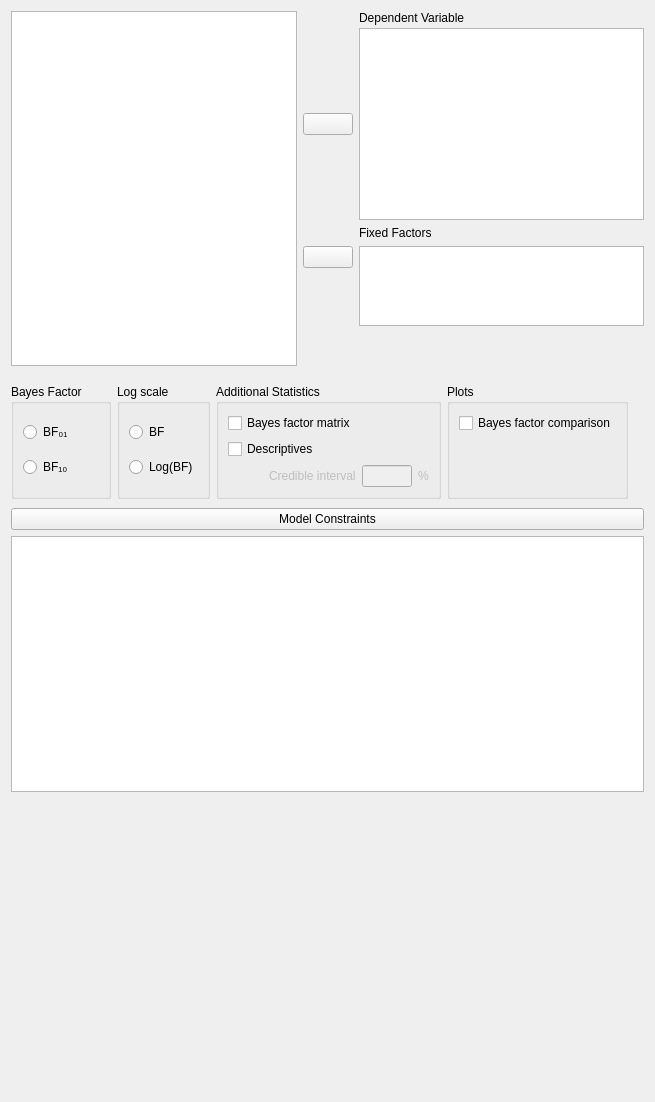
Qt form JASP-Desktop/analysisforms/Bain/bainanovabayesianform.ui (koenderks/Jasp-desktop) before a commit.
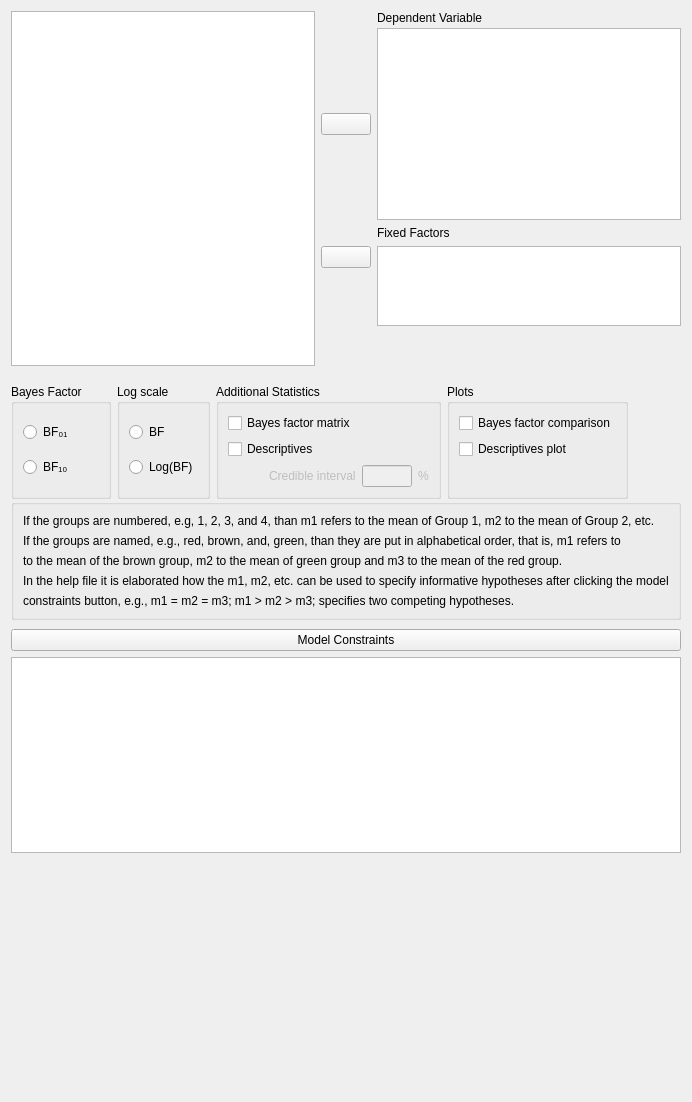
The same form after that commit. Custom widgets are drawn as their Qt base class.

```diff
--- a/JASP-Desktop/analysisforms/Bain/bainanovabayesianform.ui
+++ b/JASP-Desktop/analysisforms/Bain/bainanovabayesianform.ui
@@ -23,7 +23,20 @@
    <property name="verticalSpacing">
     <number>0</number>
    </property>
-   <item row="4" column="0">
+   <item row="6" column="0">
+    <spacer name="verticalSpacer_4">
+     <property name="orientation">
+      <enum>Qt::Vertical</enum>
+     </property>
+     <property name="sizeHint" stdset="0">
+      <size>
+       <width>20</width>
+       <height>40</height>
+      </size>
+     </property>
+    </spacer>
+   </item>
+   <item row="5" column="0">
     <widget class="QWidget" name="constraintsWidget" native="true">
      <layout class="QGridLayout" name="gridLayout_10">
       <property name="leftMargin">
@@ -36,6 +49,13 @@
        <number>3</number>
       </property>
       <item row="2" column="0">
+       <widget class="ExpanderButton" name="constraintsExpander">
+        <property name="text">
+         <string>Model Constraints</string>
+        </property>
+       </widget>
+      </item>
+      <item row="4" column="0">
        <widget class="QWidget" name="model_constraints" native="true">
         <layout class="QGridLayout" name="gridLayout_15">
          <property name="leftMargin">
@@ -56,13 +76,6 @@
         </layout>
        </widget>
       </item>
-      <item row="0" column="0">
-       <widget class="ExpanderButton" name="constraintsExpander">
-        <property name="text">
-         <string>Model Constraints</string>
-        </property>
-       </widget>
-      </item>
      </layout>
     </widget>
    </item>
@@ -152,6 +165,13 @@
            </property>
           </widget>
          </item>
+         <item row="1" column="0">
+          <widget class="BoundCheckBox" name="plotDescriptives">
+           <property name="text">
+            <string>Descriptives plot</string>
+           </property>
+          </widget>
+         </item>
         </layout>
        </widget>
       </item>
@@ -384,31 +404,6 @@
         </property>
        </widget>
       </item>
-      <item row="5" column="2" rowspan="2">
-       <widget class="BoundListView" name="fixedFactors">
-        <property name="sizePolicy">
-         <sizepolicy hsizetype="Expanding" vsizetype="Fixed">
-          <horstretch>0</horstretch>
-          <verstretch>0</verstretch>
-         </sizepolicy>
-        </property>
-        <property name="minimumSize">
-         <size>
-          <width>0</width>
-          <height>80</height>
-         </size>
-        </property>
-        <property name="maximumSize">
-         <size>
-          <width>16777215</width>
-          <height>80</height>
-         </size>
-        </property>
-        <property name="selectionMode">
-         <enum>QAbstractItemView::ExtendedSelection</enum>
-        </property>
-       </widget>
-      </item>
       <item row="5" column="1">
        <widget class="AssignButton" name="buttonAssignFixed">
         <property name="sizePolicy">
@@ -447,21 +442,111 @@
         </property>
        </spacer>
       </item>
+      <item row="5" column="2" rowspan="2">
+       <widget class="boundSingleItemView" name="fixedFactors">
+        <property name="sizePolicy">
+         <sizepolicy hsizetype="Expanding" vsizetype="Fixed">
+          <horstretch>0</horstretch>
+          <verstretch>1</verstretch>
+         </sizepolicy>
+        </property>
+        <property name="minimumSize">
+         <size>
+          <width>0</width>
+          <height>80</height>
+         </size>
+        </property>
+        <property name="maximumSize">
+         <size>
+          <width>16777215</width>
+          <height>80</height>
+         </size>
+        </property>
+        <property name="selectionMode">
+         <enum>QAbstractItemView::ExtendedSelection</enum>
+        </property>
+       </widget>
+      </item>
+      <item row="7" column="1">
+       <spacer name="verticalSpacer_2">
+        <property name="orientation">
+         <enum>Qt::Vertical</enum>
+        </property>
+        <property name="sizeHint" stdset="0">
+         <size>
+          <width>20</width>
+          <height>0</height>
+         </size>
+        </property>
+       </spacer>
+      </item>
      </layout>
     </widget>
    </item>
-   <item row="5" column="0">
-    <spacer name="verticalSpacer_4">
-     <property name="orientation">
-      <enum>Qt::Vertical</enum>
+   <item row="3" column="0">
+    <widget class="QWidget" name="widget_11" native="true">
+     <layout class="QGridLayout" name="gridLayout_6">
+      <property name="leftMargin">
+       <number>0</number>
+      </property>
+      <property name="topMargin">
+       <number>0</number>
+      </property>
+      <property name="rightMargin">
+       <number>0</number>
+      </property>
+      <property name="bottomMargin">
+       <number>0</number>
+      </property>
+      <property name="verticalSpacing">
+       <number>0</number>
+      </property>
+     </layout>
+    </widget>
+   </item>
+   <item row="2" column="0">
+    <widget class="BoundGroupBox" name="groupBox">
+     <property name="title">
+      <string/>
      </property>
-     <property name="sizeHint" stdset="0">
-      <size>
-       <width>20</width>
-       <height>40</height>
-      </size>
-     </property>
-    </spacer>
+     <layout class="QGridLayout" name="gridLayout_5">
+      <item row="0" column="0">
+       <widget class="QLabel" name="label_5">
+        <property name="text">
+         <string>If the groups are numbered, e.g, 1, 2, 3, and 4, than m1 refers to the mean of Group 1, m2 to the mean of Group 2, etc.</string>
+        </property>
+       </widget>
+      </item>
+      <item row="2" column="0">
+       <widget class="QLabel" name="label_7">
+        <property name="text">
+         <string>to the mean of the brown group, m2 to the mean of green group and m3 to the mean of the red group.</string>
+        </property>
+       </widget>
+      </item>
+      <item row="3" column="0">
+       <widget class="QLabel" name="label_8">
+        <property name="text">
+         <string>In the help file it is elaborated how the m1, m2, etc. can be used to specify informative hypotheses after clicking the model</string>
+        </property>
+       </widget>
+      </item>
+      <item row="1" column="0">
+       <widget class="QLabel" name="label_6">
+        <property name="text">
+         <string>If the groups are named, e.g., red, brown, and, green, than they are put in alphabetical order, that is, m1 refers to </string>
+        </property>
+       </widget>
+      </item>
+      <item row="4" column="0">
+       <widget class="QLabel" name="label_9">
+        <property name="text">
+         <string>constraints button, e.g., m1 = m2 = m3; m1 &gt; m2 &gt; m3; specifies two competing hypotheses.</string>
+        </property>
+       </widget>
+      </item>
+     </layout>
+    </widget>
    </item>
   </layout>
  </widget>
@@ -508,11 +593,6 @@
    <extends>QListView</extends>
    <header>widgets/availablefieldslistview.h</header>
   </customwidget>
-  <customwidget>
-   <class>BoundListView</class>
-   <extends>QListView</extends>
-   <header>widgets/boundlistview.h</header>
-  </customwidget>
   <customwidget>
    <class>boundSingleItemView</class>
    <extends>QListView</extends>
```
Left out of the diff: 174 changed lines with no effect on the pictures.
